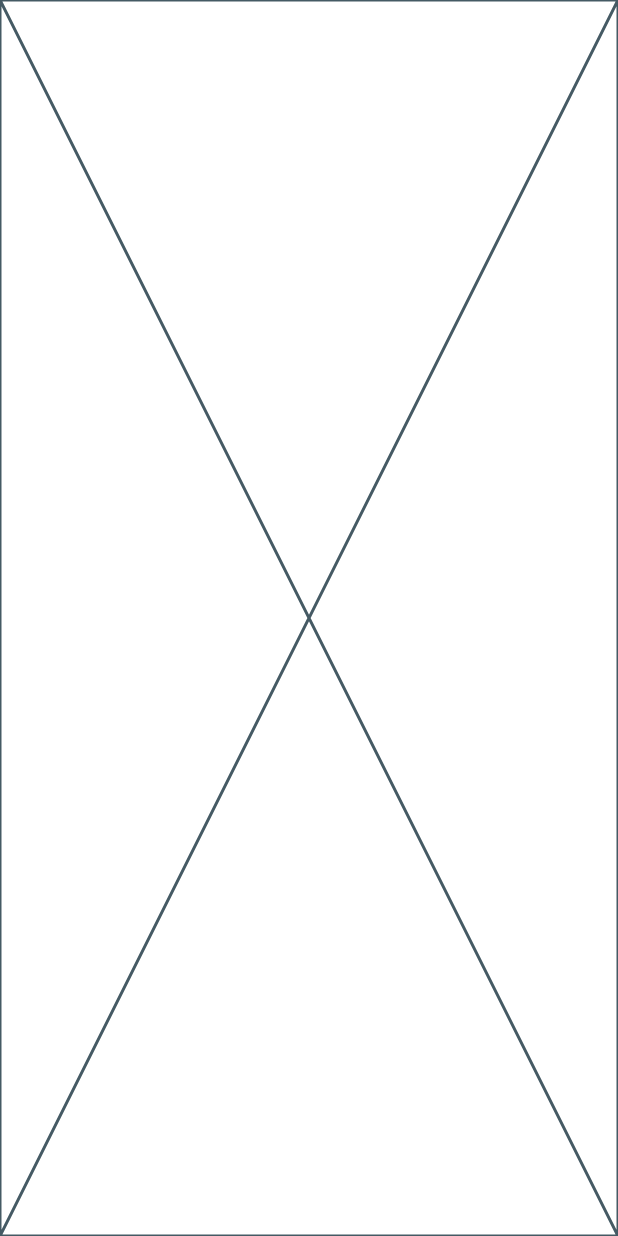
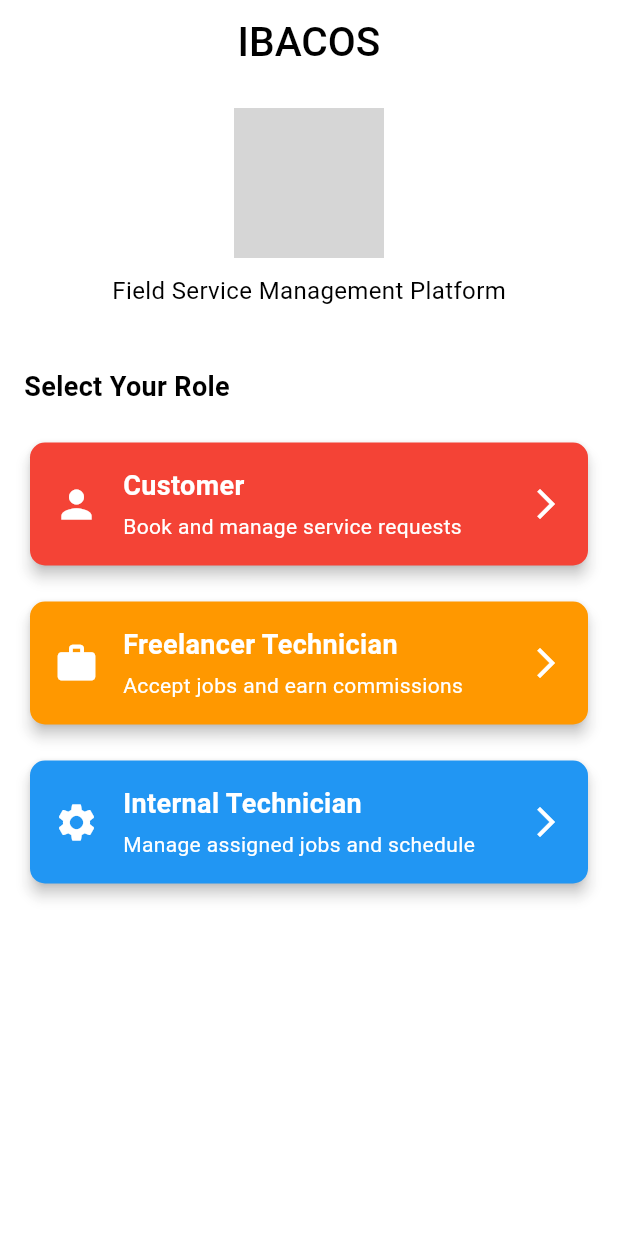
Before and after one commit to nizam-app/cavaleca-900, a Flutter app: the screen it shows after launch, on a phone screen of 412 x 824 dp. Run offline on Flutter 3.47's test engine with Material 3 defaults, Android fonts, the phone set to English and light mode, and no system bars; our stand-ins replace cached_network_image, flutter_cache_manager, flutter_riverpod, flutter_screenutil, get, go_router and 2 more; network calls fail; project files that could hold a hidden picture were left out; grey boxes are pictures that could not be loaded.

Commit message:
same edite

```diff
--- a/lib/features/auth/screens/splash_screen.dart
+++ b/lib/features/auth/screens/splash_screen.dart
@@ -1,48 +1,137 @@
+import 'package:flutter/material.dart';
 
-import 'package:flutter/material.dart';
-import 'package:flutter_screenutil/flutter_screenutil.dart';
-import 'package:flutter_svg/flutter_svg.dart';
-import 'package:workpleis/core/constants/color_control/all_color.dart';
-import 'package:workpleis/core/constants/image_control/image_path.dart';
-import 'package:workpleis/features/auth/logic/splash_login_check.dart';
+class RoleSelectionScreen extends StatelessWidget {
+  static String routeName = "/role-selection";
+  @override
+  Widget build(BuildContext context) {
+    return Scaffold(
+      appBar: AppBar(
+        title: Text('IBACOS'),
+        centerTitle: true,
+        backgroundColor: Colors.white,
+        elevation: 0,
+      ),
+      body: Padding(
+        padding: const EdgeInsets.all(16.0),
+        child: Column(
+          crossAxisAlignment: CrossAxisAlignment.start,
+          children: [
+            // Logo and Tagline
+            Center(
+              child: Column(
+                children: [
+                  Image.network(
+                    'https://i.ibb.co/L1LqgGJ/logo.png',
+                    width: 100,
+                  ), // Replace with your logo path
+                  SizedBox(height: 10),
+                  Text(
+                    'Field Service Management Platform',
+                    style: TextStyle(fontSize: 16, fontWeight: FontWeight.w400),
+                  ),
+                ],
+              ),
+            ),
+            SizedBox(height: 40),
 
-class SplashScreen extends StatefulWidget {
-  const SplashScreen({super.key});
-  static final routeName = "/splash";
-  @override
-  State<SplashScreen> createState() => _SplashScreenState();
+            // Role selection
+            Text(
+              'Select Your Role',
+              style: TextStyle(fontSize: 18, fontWeight: FontWeight.bold),
+            ),
+            SizedBox(height: 20),
+
+            // Customer Role
+            RoleCard(
+              color: Colors.red,
+              title: 'Customer',
+              description: 'Book and manage service requests',
+              icon: Icons.person,
+              onTap: () {
+                // Handle Customer Role selection
+              },
+            ),
+            SizedBox(height: 16),
+
+            // Freelancer Technician Role
+            RoleCard(
+              color: Colors.orange,
+              title: 'Freelancer Technician',
+              description: 'Accept jobs and earn commissions',
+              icon: Icons.work,
+              onTap: () {
+                // Handle Freelancer Technician Role selection
+              },
+            ),
+            SizedBox(height: 16),
+
+            // Internal Technician Role
+            RoleCard(
+              color: Colors.blue,
+              title: 'Internal Technician',
+              description: 'Manage assigned jobs and schedule',
+              icon: Icons.settings,
+              onTap: () {
+                // Handle Internal Technician Role selection
+              },
+            ),
+          ],
+        ),
+      ),
+    );
+  }
 }
 
+class RoleCard extends StatelessWidget {
+  final Color color;
+  final String title;
+  final String description;
+  final IconData icon;
+  final VoidCallback onTap;
 
-class _SplashScreenState extends State<SplashScreen> {
-  @override
-  void initState() {
-    super.initState();
-    loginCheck(context) ;
-
-
-  }
+  const RoleCard({
+    required this.color,
+    required this.title,
+    required this.description,
+    required this.icon,
+    required this.onTap,
+  });
 
   @override
   Widget build(BuildContext context) {
-    return Scaffold(
-      body: Padding(
-        padding: EdgeInsets.all(3.r),
-        child: Center(
-          child: Column(
+    return InkWell(
+      onTap: onTap,
+      child: Card(
+        elevation: 4,
+        shape: RoundedRectangleBorder(borderRadius: BorderRadius.circular(10)),
+        color: color,
+        child: Padding(
+          padding: const EdgeInsets.all(16.0),
+          child: Row(
             children: [
-              const Spacer(),
-                Image.asset(ImagePath.pngLogo,
-                height: 150.h,
-                width: 150.w,),
-              SizedBox(height: 20.h),
-              Text("Get things  done, together ",style: TextStyle(color: AllColor.black,fontSize: 18.sp,fontWeight: FontWeight.w400)),
-              SizedBox(height: 10.h),
-              Spacer(),
-              const CircularProgressIndicator(),
-              SizedBox(height: 20.h),
-              Text("v1.1.0",style: TextStyle(color: AllColor.black87),)     ,
-              SizedBox(height: 20.h,)
+              Icon(icon, color: Colors.white, size: 30),
+              SizedBox(width: 16),
+              Expanded(
+                child: Column(
+                  crossAxisAlignment: CrossAxisAlignment.start,
+                  children: [
+                    Text(
+                      title,
+                      style: TextStyle(
+                        color: Colors.white,
+                        fontSize: 18,
+                        fontWeight: FontWeight.bold,
+                      ),
+                    ),
+                    SizedBox(height: 4),
+                    Text(
+                      description,
+                      style: TextStyle(color: Colors.white, fontSize: 14),
+                    ),
+                  ],
+                ),
+              ),
+              Icon(Icons.arrow_forward_ios, color: Colors.white),
             ],
           ),
         ),
--- a/lib/routes/app_routes.dart
+++ b/lib/routes/app_routes.dart
@@ -1,4 +1,3 @@
-import 'package:flutter/material.dart';
 import 'package:go_router/go_router.dart';
 import 'package:workpleis/core/widget/global_snack_bar.dart';
 import 'package:workpleis/features/auth/screens/login_screen.dart';
@@ -6,10 +5,11 @@ import 'package:workpleis/features/auth/screens/register_screen.dart';
 import 'package:workpleis/features/auth/screens/splash_screen.dart';
 
 import 'error_screen.dart';
+
 class AppRouter {
-  static final String initial = SplashScreen.routeName;
+  static final String initial = RoleSelectionScreen.routeName;
   static final GoRouter appRouter = GoRouter(
-      initialLocation:initial,
+    initialLocation: initial,
     errorBuilder: (context, state) {
       final String badPath = state.uri.toString() ?? state.uri.toString() ?? '';
       return CustomGoErrorPage(
@@ -17,26 +17,31 @@ class AppRouter {
         error: state.error,
         onRetry: () => context.go(initial),
         onReport: () {
-            GlobalSnackBar.show(context, title: "We're sorry", message: "'Thanks, we'll look into this.'");
+          GlobalSnackBar.show(
+            context,
+            title: "We're sorry",
+            message: "'Thanks, we'll look into this.'",
+          );
         },
       );
     },
 
     routes: <RouteBase>[
       GoRoute(
-          path: SplashScreen.routeName,
-          name: SplashScreen.routeName,
-          builder: (context, state) => const SplashScreen(),
+        path: RoleSelectionScreen.routeName,
+        name: RoleSelectionScreen.routeName,
+        builder: (context, state) => RoleSelectionScreen(),
       ),
       GoRoute(
         path: LoginScreen.routeName,
         name: LoginScreen.routeName,
         builder: (context, state) => const LoginScreen(),
-        ), GoRoute(
+      ),
+      GoRoute(
         path: RegisterScreen.routeName,
         name: RegisterScreen.routeName,
         builder: (context, state) => const RegisterScreen(),
       ),
-
-      ]);
+    ],
+  );
 }
```
Lines whose indentation alone changed are shown as unchanged.
